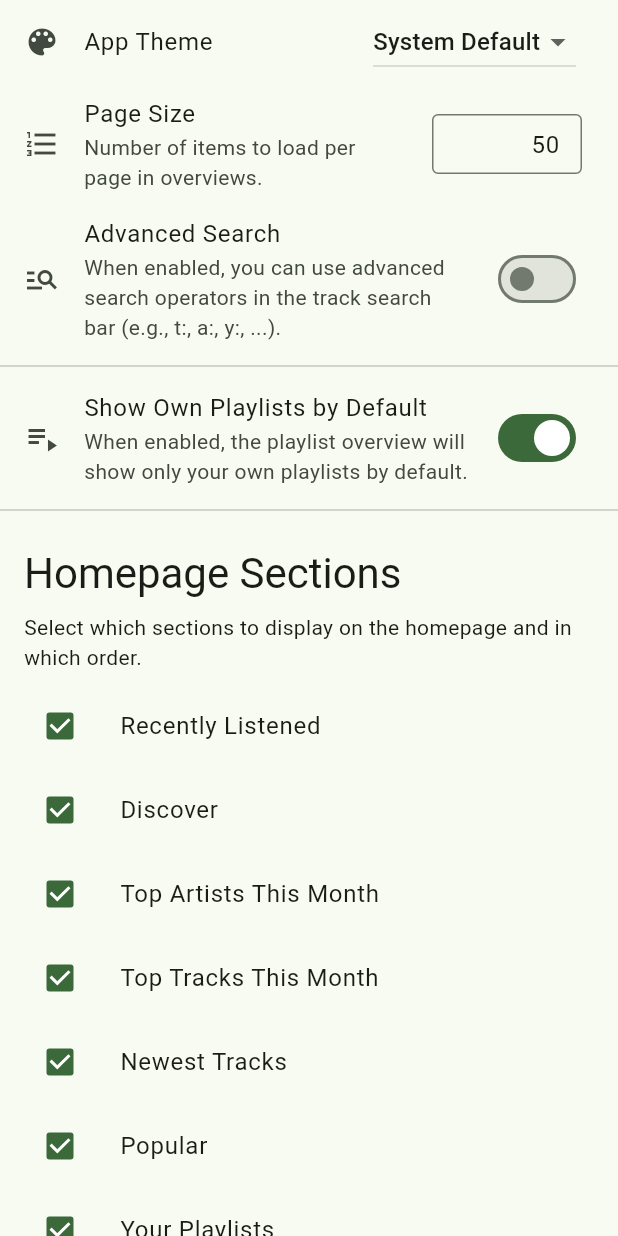
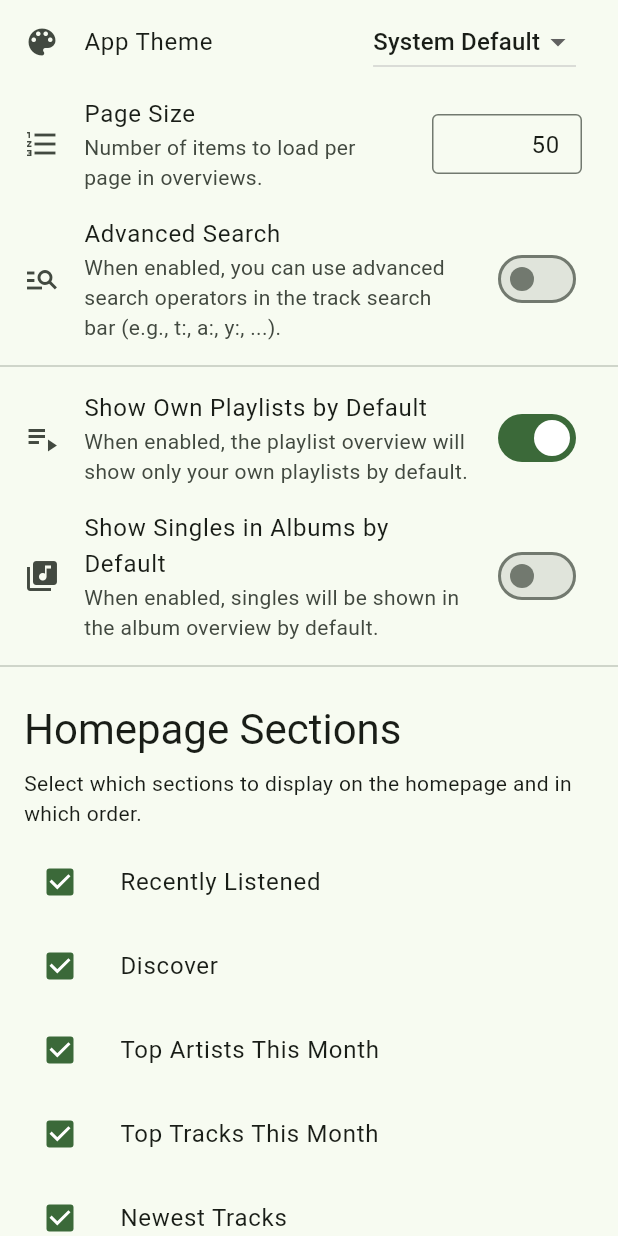
Before and after one commit to mickkc/vibin-app, a Flutter app: the AppSettingsPage screen opened by its route, on a phone screen of 412 x 824 dp. Run offline on Flutter 3.47's test engine with Material 3 defaults, Android fonts, the phone set to English and light mode, and no system bars; drawn by our look-alikes of dynamic_color; our stand-ins replace audio_service, dio, file_picker, flutter_secure_storage, flutter_typeahead, get_it and 8 more; missing offline and left inert: dbus, just_audio_media_kit; accounts and stored records are empty; generated files the repository leaves out were written again; Roboto replaces fonts that are missing (Roboto Flex).

Commit message:
feat: add option to show/hide singles in album overview

```diff
--- a/lib/api/rest_api.dart
+++ b/lib/api/rest_api.dart
@@ -69,7 +69,7 @@ abstract class ApiService {
   // Albums
 
   @GET("/api/albums")
-  Future<AlbumPagination> getAlbums(@Query("page") int page, @Query("pageSize") int? pageSize, @Query("query") String? query);
+  Future<AlbumPagination> getAlbums(@Query("page") int page, @Query("pageSize") int? pageSize, @Query("query") String? query, @Query("showSingles") bool? showSingles);
 
   @GET("/api/albums/{id}")
   Future<AlbumData> getAlbum(@Path("id") int id);
--- a/lib/dtos/album/album.dart
+++ b/lib/dtos/album/album.dart
@@ -11,6 +11,7 @@ class Album {
   final List<Artist> artists;
   final Image? cover;
   final int trackCount;
+  final bool? single;
   final int createdAt;
   final int? updatedAt;
 
@@ -20,6 +21,7 @@ class Album {
     required this.artists,
     this.cover,
     required this.trackCount,
+    this.single,
     required this.createdAt,
     this.updatedAt,
     required this.description,
@@ -37,6 +39,7 @@ class Album {
           .toList(),
       cover: json['cover'] != null ? Image.fromJson(json['cover']) : null,
       trackCount: json['trackCount'],
+      single: json['single'],
       createdAt: json['createdAt'],
       updatedAt: json['updatedAt'],
     );
--- a/lib/l10n/app_de.arb
+++ b/lib/l10n/app_de.arb
@@ -94,6 +94,9 @@
   "playlists_show_all": "Alle Playlists anzeigen",
   "playlists_show_owned": "Eigene Playlists anzeigen",
   "playlists_create_new": "Neue Playlist erstellen",
+
+  "albums_show_singles": "Singles anzeigen",
+  "albums_hide_singles": "Singles ausblenden",
 
   "dialog_error": "Fehler",
   "dialog_warning": "Warnung",
@@ -198,6 +201,9 @@
   "settings_app_show_own_playlists_by_default": "Eigene Playlists standardmäßig anzeigen",
   "settings_app_show_own_playlists_by_default_description": "Wenn aktiviert, werden in der Playlist-Übersicht standardmäßig nur deine eigenen Playlists angezeigt.",
 
+  "settings_app_show_singles_in_albums_by_default": "Singles in Alben standardmäßig anzeigen",
+  "settings_app_show_singles_in_albums_by_default_description": "Wenn aktiviert, werden in der Album-Übersicht standardmäßig auch Singles angezeigt.",
+
   "settings_app_homepage_sections_title": "Startseiten-Abschnitte",
   "settings_app_homepage_sections_description": "Wähle die Abschnitte aus, die auf der Startseite angezeigt werden sollen, und ordne sie per Drag & Drop neu an."
 }
--- a/lib/l10n/app_en.arb
+++ b/lib/l10n/app_en.arb
@@ -94,6 +94,9 @@
   "playlists_show_all": "Show all Playlists",
   "playlists_show_owned": "Show my Playlists",
   "playlists_create_new": "Create New Playlist",
+
+  "albums_show_singles": "Show Singles",
+  "albums_hide_singles": "Hide Singles",
 
   "dialog_error": "Error",
   "dialog_warning": "Warning",
@@ -198,6 +201,9 @@
   "settings_app_show_own_playlists_by_default": "Show Own Playlists by Default",
   "settings_app_show_own_playlists_by_default_description": "When enabled, the playlist overview will show only your own playlists by default.",
 
+  "settings_app_show_singles_in_albums_by_default": "Show Singles in Albums by Default",
+  "settings_app_show_singles_in_albums_by_default_description": "When enabled, singles will be shown in the album overview by default.",
+
   "settings_app_homepage_sections_title": "Homepage Sections",
   "settings_app_homepage_sections_description": "Select which sections to display on the homepage and in which order."
 }
--- a/lib/l10n/app_localizations.dart
+++ b/lib/l10n/app_localizations.dart
@@ -584,6 +584,18 @@ abstract class AppLocalizations {
   /// **'Create New Playlist'**
   String get playlists_create_new;
 
+  /// No description provided for @albums_show_singles.
+  ///
+  /// In en, this message translates to:
+  /// **'Show Singles'**
+  String get albums_show_singles;
+
+  /// No description provided for @albums_hide_singles.
+  ///
+  /// In en, this message translates to:
+  /// **'Hide Singles'**
+  String get albums_hide_singles;
+
   /// No description provided for @dialog_error.
   ///
   /// In en, this message translates to:
@@ -1124,6 +1136,18 @@ abstract class AppLocalizations {
   /// **'When enabled, the playlist overview will show only your own playlists by default.'**
   String get settings_app_show_own_playlists_by_default_description;
 
+  /// No description provided for @settings_app_show_singles_in_albums_by_default.
+  ///
+  /// In en, this message translates to:
+  /// **'Show Singles in Albums by Default'**
+  String get settings_app_show_singles_in_albums_by_default;
+
+  /// No description provided for @settings_app_show_singles_in_albums_by_default_description.
+  ///
+  /// In en, this message translates to:
+  /// **'When enabled, singles will be shown in the album overview by default.'**
+  String get settings_app_show_singles_in_albums_by_default_description;
+
   /// No description provided for @settings_app_homepage_sections_title.
   ///
   /// In en, this message translates to:
--- a/lib/l10n/app_localizations_de.dart
+++ b/lib/l10n/app_localizations_de.dart
@@ -257,6 +257,12 @@ class AppLocalizationsDe extends AppLocalizations {
 
   @override
   String get playlists_create_new => 'Neue Playlist erstellen';
+
+  @override
+  String get albums_show_singles => 'Singles anzeigen';
+
+  @override
+  String get albums_hide_singles => 'Singles ausblenden';
 
   @override
   String get dialog_error => 'Fehler';
@@ -559,6 +565,14 @@ class AppLocalizationsDe extends AppLocalizations {
       'Wenn aktiviert, werden in der Playlist-Übersicht standardmäßig nur deine eigenen Playlists angezeigt.';
 
   @override
+  String get settings_app_show_singles_in_albums_by_default =>
+      'Singles in Alben standardmäßig anzeigen';
+
+  @override
+  String get settings_app_show_singles_in_albums_by_default_description =>
+      'Wenn aktiviert, werden in der Album-Übersicht standardmäßig auch Singles angezeigt.';
+
+  @override
   String get settings_app_homepage_sections_title => 'Startseiten-Abschnitte';
 
   @override
--- a/lib/l10n/app_localizations_en.dart
+++ b/lib/l10n/app_localizations_en.dart
@@ -254,6 +254,12 @@ class AppLocalizationsEn extends AppLocalizations {
 
   @override
   String get playlists_create_new => 'Create New Playlist';
+
+  @override
+  String get albums_show_singles => 'Show Singles';
+
+  @override
+  String get albums_hide_singles => 'Hide Singles';
 
   @override
   String get dialog_error => 'Error';
@@ -551,6 +557,14 @@ class AppLocalizationsEn extends AppLocalizations {
       'When enabled, the playlist overview will show only your own playlists by default.';
 
   @override
+  String get settings_app_show_singles_in_albums_by_default =>
+      'Show Singles in Albums by Default';
+
+  @override
+  String get settings_app_show_singles_in_albums_by_default_description =>
+      'When enabled, singles will be shown in the album overview by default.';
+
+  @override
   String get settings_app_homepage_sections_title => 'Homepage Sections';
 
   @override
--- a/lib/pages/settings/app_settings_page.dart
+++ b/lib/pages/settings/app_settings_page.dart
@@ -88,6 +88,13 @@ class _AppSettingsPageState extends State<AppSettingsPage> {
             icon: Icons.playlist_play
           ),
 
+          BoolSettingsField(
+            settingsKey: Settings.showSinglesInAlbumsByDefault,
+            title: lm.settings_app_show_singles_in_albums_by_default,
+            description: lm.settings_app_show_singles_in_albums_by_default_description,
+            icon: Icons.library_music
+          ),
+
           Divider(),
 
           HomepageSectionsList()
--- a/lib/settings/setting_definitions.dart
+++ b/lib/settings/setting_definitions.dart
@@ -5,6 +5,7 @@ import 'package:vibin_app/widgets/settings/homepage_sections_list.dart';
 class Settings {
   static final themeMode = EnumSettingsKey("themeMode", ThemeMode.system, ThemeMode.values);
   static final showOwnPlaylistsByDefault = BoolSettingsKey("showOwnPlaylistsByDefault", true);
+  static final showSinglesInAlbumsByDefault = BoolSettingsKey("showSinglesInAlbumsByDefault", false);
   static final advancedTrackSearch = BoolSettingsKey("advancedTrackSearch", false);
   static final pageSize = IntSettingsKey("pageSize", 50);
   static final homepageSections = OrderedMapSettingsKey("homepageSections",
```
Also changed, not shown: lib/pages/overview/albums_page.dart (+29 -3 lines), lib/api/rest_api.g.dart.
